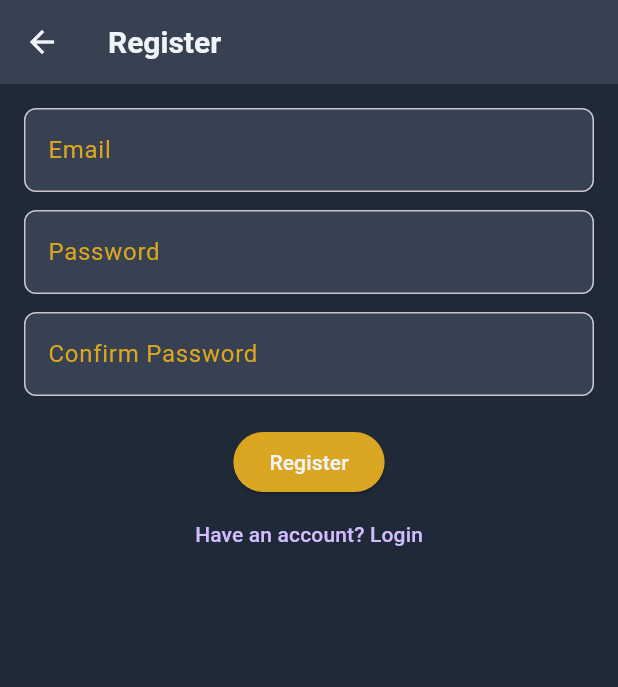
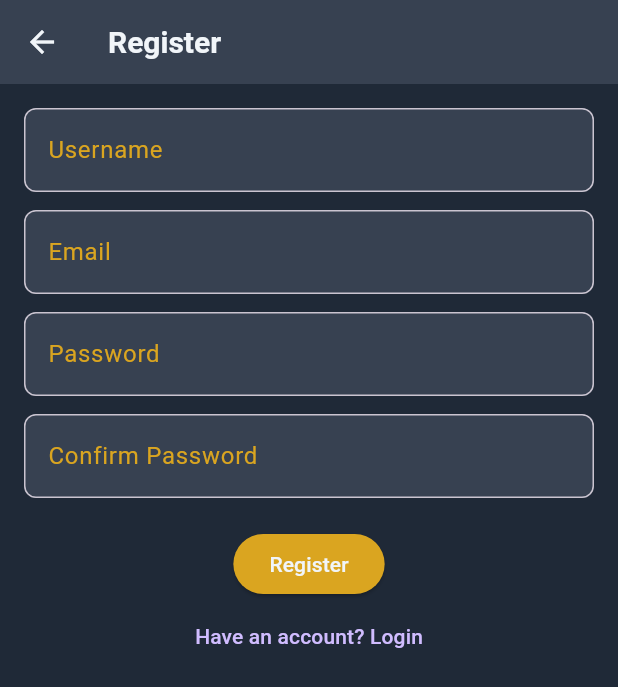
Before and after one commit to clwest/move_that_ass, a Flutter app: the screen it shows after launch, after a tap on "Login", after a tap on "Need an account? Register", on a phone screen of 412 x 824 dp. Shown: the top 687 px of the screen. Run offline on Flutter 3.47's test engine with Material 3 defaults, Android fonts, the phone set to English and light mode, and no system bars; our stand-ins replace audioplayers, flutter_secure_storage, gallery_saver, image_picker, infinite_scroll_pagination, permission_handler and 2 more; missing offline and left inert: record; network calls fail.

Commit message:
Enable username+email auth

```diff
--- a/frontend/momentum_flutter/lib/pages/login_page.dart
+++ b/frontend/momentum_flutter/lib/pages/login_page.dart
@@ -13,7 +13,7 @@ class LoginPage extends StatefulWidget {
 
 class _LoginPageState extends State<LoginPage> {
   final GlobalKey<FormState> _loginFormKey = GlobalKey<FormState>();
-  final _emailController = TextEditingController();
+  final _identifierController = TextEditingController();
   final _passwordController = TextEditingController();
   String? _error;
   bool _loading = false;
@@ -25,7 +25,7 @@ class _LoginPageState extends State<LoginPage> {
     });
     try {
       await AuthService.login(
-        _emailController.text.trim(),
+        _identifierController.text.trim(),
         _passwordController.text,
       );
       if (!mounted) return;
@@ -41,7 +41,7 @@ class _LoginPageState extends State<LoginPage> {
 
   @override
   void dispose() {
-    _emailController.dispose();
+    _identifierController.dispose();
     _passwordController.dispose();
     super.dispose();
   }
@@ -58,8 +58,8 @@ class _LoginPageState extends State<LoginPage> {
             mainAxisAlignment: MainAxisAlignment.center,
             children: [
             TextField(
-              controller: _emailController,
-              decoration: const InputDecoration(labelText: 'Email'),
+              controller: _identifierController,
+              decoration: const InputDecoration(labelText: 'Email or Username'),
             ),
             const SizedBox(height: 12),
             TextField(
--- a/frontend/momentum_flutter/lib/pages/register_page.dart
+++ b/frontend/momentum_flutter/lib/pages/register_page.dart
@@ -12,6 +12,7 @@ class RegisterPage extends StatefulWidget {
 }
 
 class _RegisterPageState extends State<RegisterPage> {
+  final _usernameController = TextEditingController();
   final _emailController = TextEditingController();
   final _password1Controller = TextEditingController();
   final _password2Controller = TextEditingController();
@@ -25,6 +26,7 @@ class _RegisterPageState extends State<RegisterPage> {
     });
     try {
       await AuthService.register(
+        _usernameController.text.trim(),
         _emailController.text.trim(),
         _password1Controller.text,
         _password2Controller.text,
@@ -49,6 +51,7 @@ class _RegisterPageState extends State<RegisterPage> {
 
   @override
   void dispose() {
+    _usernameController.dispose();
     _emailController.dispose();
     _password1Controller.dispose();
     _password2Controller.dispose();
@@ -64,6 +67,11 @@ class _RegisterPageState extends State<RegisterPage> {
         child: Column(
           mainAxisAlignment: MainAxisAlignment.center,
           children: [
+            TextField(
+              controller: _usernameController,
+              decoration: const InputDecoration(labelText: 'Username'),
+            ),
+            const SizedBox(height: 12),
             TextField(
               controller: _emailController,
               decoration: const InputDecoration(labelText: 'Email'),
--- a/frontend/momentum_flutter/lib/services/auth_service.dart
+++ b/frontend/momentum_flutter/lib/services/auth_service.dart
@@ -14,11 +14,15 @@ class AuthService {
 
   static String get _baseUrl => AppConfig.baseUrl;
 
-  static Future<void> login(String email, String password) async {
+  static Future<void> login(String identifier, String password) async {
     final response = await client.post(
       Uri.parse('$_baseUrl/api/auth/login/'),
       headers: {'Content-Type': 'application/json'},
-      body: jsonEncode({'email': email, 'password': password}),
+      body: jsonEncode({
+        'username': identifier,
+        'email': identifier,
+        'password': password,
+      }),
     );
     if (response.statusCode != 200) {
       throw Exception('Login failed');
@@ -33,11 +37,13 @@ class AuthService {
     await _storage.write(key: _refreshKey, value: _refresh);
   }
 
-  static Future<bool> register(String email, String p1, String p2) async {
+  static Future<bool> register(
+      String username, String email, String p1, String p2) async {
     final response = await client.post(
       Uri.parse('$_baseUrl/api/auth/registration/'),
       headers: {'Content-Type': 'application/json'},
       body: jsonEncode({
+        'username': username,
         'email': email,
         'password1': p1,
         'password2': p2,
```
Also changed, not shown: 7 other files.
